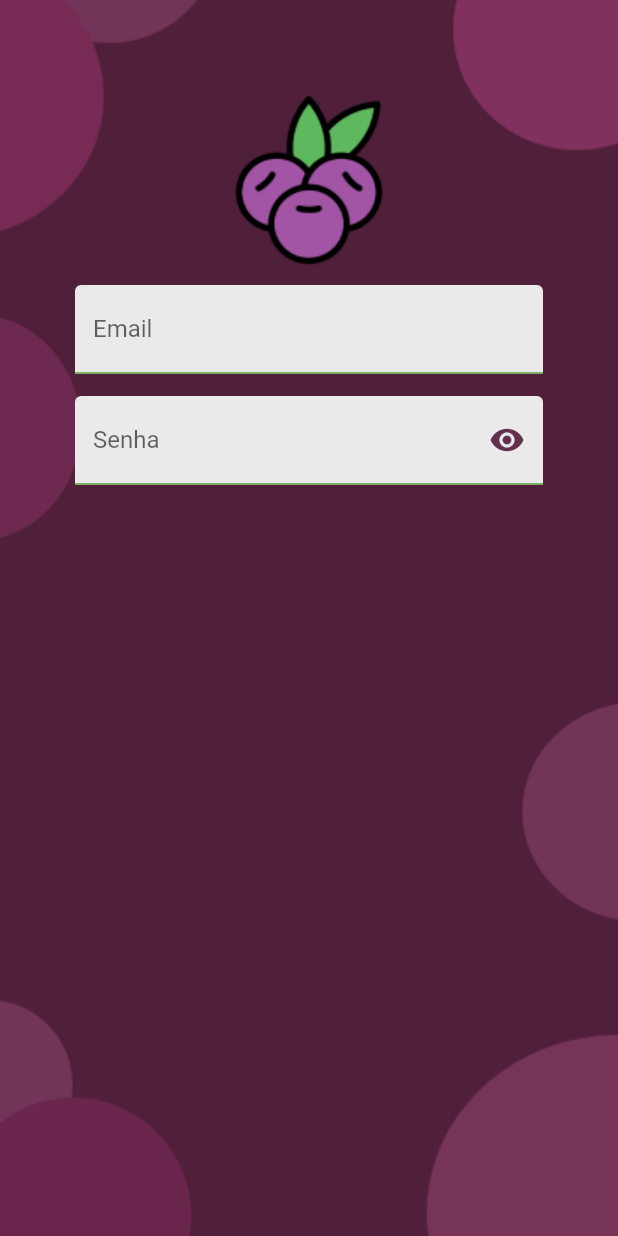
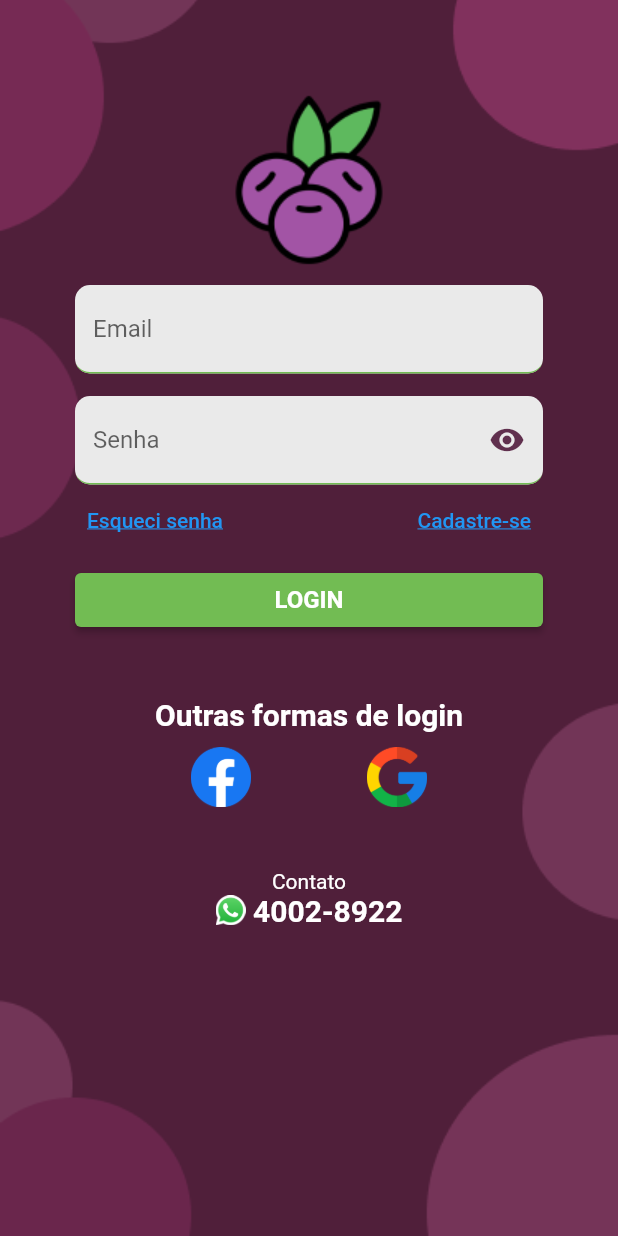
Before and after one commit to Kevin-Sarges/app-acai, a Flutter app: the screen it shows after launch, on a phone screen of 412 x 824 dp. Run offline on Flutter 3.47's test engine with Material 2 defaults, Android fonts, the light colour scheme and no system bars; our stand-ins replace dartz, firebase_auth, firebase_core, flutter_bloc, get_it, google_sign_in; missing offline and left inert: flutter_config, flutter_facebook_auth; accounts and stored records are empty.

Commit message:
finalizando screen login

```diff
--- a/lib/app/features/login/presenter/widgets/input_password_widget.dart
+++ b/lib/app/common/widgets/input_email_widget.dart
@@ -1,23 +1,19 @@
 import 'package:app_acai/app/common/utils/colors_app.dart';
 import 'package:flutter/material.dart';
 
-class InputFormPassword extends StatelessWidget {
-  const InputFormPassword({
+class InputFormEmail extends StatelessWidget {
+  const InputFormEmail({
     Key? key,
     required this.textController,
     required this.keyboardType,
-    required this.obscureText,
-    required this.onTap,
-    required this.childIcon,
+    required this.hintText,
     required this.label,
   }) : super(key: key);
 
+  final String hintText;
   final String label;
   final TextInputType keyboardType;
   final TextEditingController textController;
-  final bool? obscureText;
-  final VoidCallback onTap;
-  final Widget childIcon;
 
   @override
   Widget build(BuildContext context) {
@@ -31,32 +27,31 @@ class InputFormPassword extends StatelessWidget {
       },
       controller: textController,
       keyboardType: keyboardType,
-      obscureText: obscureText ?? false,
       style: const TextStyle(
-        color: ColorsApp.purpleSecondary,
+        color: ColorsApp.purplePrimary,
       ),
       decoration: InputDecoration(
         filled: true,
         fillColor: ColorsApp.whiteSecondary,
-        enabledBorder: const UnderlineInputBorder(
-          borderSide: BorderSide(
+        enabledBorder: UnderlineInputBorder(
+          borderRadius: BorderRadius.circular(10),
+          borderSide: const BorderSide(
             color: ColorsApp.green,
           ),
         ),
         focusedBorder: OutlineInputBorder(
-          borderRadius: BorderRadius.circular(5.5),
+          borderRadius: BorderRadius.circular(10),
           borderSide: const BorderSide(
             color: ColorsApp.purplePrimary,
           ),
         ),
         label: Text(label),
-        border: const OutlineInputBorder(),
+        hintText: hintText,
         labelStyle: const TextStyle(
           fontSize: 16,
         ),
-        suffixIcon: InkWell(
-          onTap: onTap,
-          child: childIcon,
+        hintStyle: const TextStyle(
+          color: ColorsApp.purpleSecondary,
         ),
       ),
     );
--- a/lib/app/features/login/presenter/widgets/input_email_widget.dart
+++ b/lib/app/common/widgets/input_password_widget.dart
@@ -1,19 +1,23 @@
 import 'package:app_acai/app/common/utils/colors_app.dart';
 import 'package:flutter/material.dart';
 
-class InputFormEmail extends StatelessWidget {
-  const InputFormEmail({
+class InputFormPassword extends StatelessWidget {
+  const InputFormPassword({
     Key? key,
     required this.textController,
     required this.keyboardType,
-    required this.hintText,
+    required this.obscureText,
+    required this.onTap,
+    required this.childIcon,
     required this.label,
   }) : super(key: key);
 
-  final String hintText;
   final String label;
   final TextInputType keyboardType;
   final TextEditingController textController;
+  final bool? obscureText;
+  final VoidCallback onTap;
+  final Widget childIcon;
 
   @override
   Widget build(BuildContext context) {
@@ -27,30 +31,33 @@ class InputFormEmail extends StatelessWidget {
       },
       controller: textController,
       keyboardType: keyboardType,
+      obscureText: obscureText ?? false,
       style: const TextStyle(
-        color: ColorsApp.purplePrimary,
+        color: ColorsApp.purpleSecondary,
       ),
       decoration: InputDecoration(
         filled: true,
         fillColor: ColorsApp.whiteSecondary,
-        enabledBorder: const UnderlineInputBorder(
-          borderSide: BorderSide(
+        enabledBorder: UnderlineInputBorder(
+          borderRadius: BorderRadius.circular(10),
+          borderSide: const BorderSide(
             color: ColorsApp.green,
           ),
         ),
         focusedBorder: OutlineInputBorder(
-          borderRadius: BorderRadius.circular(5.5),
+          borderRadius: BorderRadius.circular(10),
           borderSide: const BorderSide(
             color: ColorsApp.purplePrimary,
           ),
         ),
         label: Text(label),
-        hintText: hintText,
+        border: const OutlineInputBorder(),
         labelStyle: const TextStyle(
           fontSize: 16,
         ),
-        hintStyle: const TextStyle(
-          color: ColorsApp.purpleSecondary,
+        suffixIcon: InkWell(
+          onTap: onTap,
+          child: childIcon,
         ),
       ),
     );
--- a/lib/app/features/login/presenter/screen/login_screen.dart
+++ b/lib/app/features/login/presenter/screen/login_screen.dart
@@ -1,7 +1,12 @@
 import 'package:app_acai/app/common/utils/colors_app.dart';
-import 'package:app_acai/app/features/login/presenter/widgets/input_email_widget.dart';
-import 'package:app_acai/app/features/login/presenter/widgets/input_password_widget.dart';
+import 'package:app_acai/app/common/utils/routes_app.dart';
+import 'package:app_acai/app/features/login/presenter/controllers/login_cubit.dart';
+import 'package:app_acai/app/features/login/presenter/controllers/login_state.dart';
+import 'package:app_acai/app/features/login/presenter/widgets/login_email_password_widget.dart';
+import 'package:app_acai/app/features/login/presenter/widgets/other_logins_widget.dart';
 import 'package:flutter/material.dart';
+import 'package:flutter_bloc/flutter_bloc.dart';
+import 'package:get_it/get_it.dart';
 
 class LoginScreen extends StatefulWidget {
   const LoginScreen({Key? key}) : super(key: key);
@@ -11,13 +16,12 @@ class LoginScreen extends StatefulWidget {
 }
 
 class _LoginScreenState extends State<LoginScreen> {
-  final _formKey = GlobalKey<FormState>();
-  final _textControllerEmail = TextEditingController();
-  final _textControllerPassword = TextEditingController();
-  bool isHiddenText = true;
+  final cubit = GetIt.I.get<LoginCubit>();
 
   @override
   Widget build(BuildContext context) {
+    final width = MediaQuery.of(context).size.width;
+
     return Scaffold(
       body: Container(
         width: double.infinity,
@@ -32,41 +36,56 @@ class _LoginScreenState extends State<LoginScreen> {
           ),
         ),
         child: SingleChildScrollView(
+          child: BlocListener<LoginCubit, LoginState>(
+            bloc: cubit,
+            listener: (context, state) {
+              if (state is LoginSucesso) {
+                Navigator.pushNamed(context, RoutesApp.home);
+                return;
+              }
+            },
             child: Column(
+              mainAxisAlignment: MainAxisAlignment.center,
               children: [
                 Image.asset(
                   'assets/images/logo.png',
                 ),
-              Form(
-                key: _formKey,
-                child: Column(
+                const LoginEmailSenhaWidget(),
+                SizedBox(height: width * 0.1),
+                const OtherLoginsWidget(),
+                SizedBox(height: width * 0.1),
+                Column(
+                  mainAxisAlignment: MainAxisAlignment.center,
                   children: [
-                    InputFormEmail(
-                      textController: _textControllerEmail,
-                      hintText: 'user@email.com',
-                      label: 'Email',
-                      keyboardType: TextInputType.emailAddress,
+                    const Text(
+                      'Contato',
+                      style: TextStyle(
+                        color: ColorsApp.whitePrimary,
                       ),
-                    const SizedBox(height: 15),
-                    InputFormPassword(
-                      label: 'Senha',
-                      obscureText: isHiddenText,
-                      textController: _textControllerPassword,
-                      keyboardType: TextInputType.visiblePassword,
-                      onTap: () {
-                        setState(() {
-                          isHiddenText = !isHiddenText;
-                        });
-                      },
-                      childIcon: Icon(
-                        isHiddenText ? Icons.visibility : Icons.visibility_off,
-                        color: ColorsApp.purpleSecondary,
                     ),
-                    )
-                  ],
+                    Row(
+                      mainAxisAlignment: MainAxisAlignment.center,
+                      children: [
+                        Image.asset(
+                          'assets/images/whatsapp.png',
+                          width: 20,
+                          height: 20,
+                        ),
+                        const SizedBox(width: 5),
+                        const Text(
+                          '4002-8922',
+                          style: TextStyle(
+                            color: ColorsApp.whitePrimary,
+                            fontSize: 20,
+                            fontWeight: FontWeight.bold,
                           ),
                         ),
                       ],
+                    ),
+                  ],
+                ),
+              ],
+            ),
           ),
         ),
       ),
--- /dev/null
+++ b/lib/app/features/login/presenter/widgets/login_email_password_widget.dart
@@ -0,0 +1,95 @@
+import 'package:app_acai/app/common/utils/colors_app.dart';
+import 'package:app_acai/app/common/widgets/input_email_widget.dart';
+import 'package:app_acai/app/common/widgets/input_password_widget.dart';
+import 'package:flutter/material.dart';
+
+class LoginEmailSenhaWidget extends StatefulWidget {
+  const LoginEmailSenhaWidget({Key? key}) : super(key: key);
+
+  @override
+  State<LoginEmailSenhaWidget> createState() => _LoginEmailSenhaWidgetState();
+}
+
+class _LoginEmailSenhaWidgetState extends State<LoginEmailSenhaWidget> {
+  final formKey = GlobalKey<FormState>();
+  final textControllerEmail = TextEditingController();
+  final textControllerPassword = TextEditingController();
+  bool isHiddenText = true;
+
+  @override
+  Widget build(BuildContext context) {
+    return Column(
+      children: [
+        Form(
+          key: formKey,
+          child: Column(
+            children: [
+              InputFormEmail(
+                textController: textControllerEmail,
+                hintText: 'user@email.com',
+                label: 'Email',
+                keyboardType: TextInputType.emailAddress,
+              ),
+              const SizedBox(height: 15),
+              InputFormPassword(
+                label: 'Senha',
+                obscureText: isHiddenText,
+                textController: textControllerPassword,
+                keyboardType: TextInputType.visiblePassword,
+                onTap: () {
+                  setState(() {
+                    isHiddenText = !isHiddenText;
+                  });
+                },
+                childIcon: Icon(
+                  isHiddenText ? Icons.visibility : Icons.visibility_off,
+                  color: ColorsApp.purpleSecondary,
+                ),
+              )
+            ],
+          ),
+        ),
+        Row(
+          mainAxisAlignment: MainAxisAlignment.spaceBetween,
+          children: [
+            TextButton(
+              onPressed: () {},
+              child: const Text(
+                'Esqueci senha',
+                style: TextStyle(
+                  decoration: TextDecoration.underline,
+                ),
+              ),
+            ),
+            TextButton(
+              onPressed: () {},
+              child: const Text(
+                'Cadastre-se',
+                style: TextStyle(
+                  decoration: TextDecoration.underline,
+                ),
+              ),
+            ),
+          ],
+        ),
+        const SizedBox(height: 5),
+        SizedBox(
+          width: double.infinity,
+          child: ElevatedButton(
+            onPressed: () {},
+            style: ElevatedButton.styleFrom(
+              backgroundColor: ColorsApp.green,
+            ),
+            child: const Text(
+              'LOGIN',
+              style: TextStyle(
+                fontWeight: FontWeight.bold,
+                fontSize: 16,
+              ),
+            ),
+          ),
+        ),
+      ],
+    );
+  }
+}
--- /dev/null
+++ b/lib/app/features/login/presenter/widgets/other_logins_widget.dart
@@ -0,0 +1,51 @@
+import 'dart:developer';
+
+import 'package:app_acai/app/common/utils/colors_app.dart';
+import 'package:flutter/material.dart';
+
+class OtherLoginsWidget extends StatelessWidget {
+  const OtherLoginsWidget({Key? key}) : super(key: key);
+
+  @override
+  Widget build(BuildContext context) {
+    return Column(
+      children: [
+        const Text(
+          'Outras formas de login',
+          style: TextStyle(
+            color: ColorsApp.whitePrimary,
+            fontSize: 20,
+            fontWeight: FontWeight.bold,
+          ),
+        ),
+        const SizedBox(height: 10),
+        Row(
+          mainAxisAlignment: MainAxisAlignment.spaceEvenly,
+          children: [
+            InkWell(
+              onTap: () {
+                log('Facebook');
+              },
+              focusColor: ColorsApp.blackPrimary,
+              child: Image.asset(
+                'assets/images/facebook.png',
+                width: 40,
+                height: 40,
+              ),
+            ),
+            InkWell(
+              onTap: () {
+                log('Google');
+              },
+              child: Image.asset(
+                'assets/images/google.png',
+                width: 40,
+                height: 40,
+              ),
+            ),
+          ],
+        ),
+      ],
+    );
+  }
+}
--- a/lib/app/my_app.dart
+++ b/lib/app/my_app.dart
@@ -1,4 +1,5 @@
 import 'package:app_acai/app/common/utils/routes_app.dart';
+import 'package:app_acai/app/features/home/presenter/screen/home_screen.dart';
 import 'package:app_acai/app/features/login/presenter/screen/login_screen.dart';
 import 'package:flutter/material.dart';
 
@@ -12,7 +13,7 @@ class MyApp extends StatelessWidget {
       title: 'Açaí do Boca',
       routes: {
         RoutesApp.initialRouter: (context) => const LoginScreen(),
-        RoutesApp.home: (context) => Container(),
+        RoutesApp.home: (context) => const HomeScreen(),
       },
     );
   }
```
Also changed, not shown: assets/images/whatsapp.png (added). Lines whose indentation alone changed are shown as unchanged.
